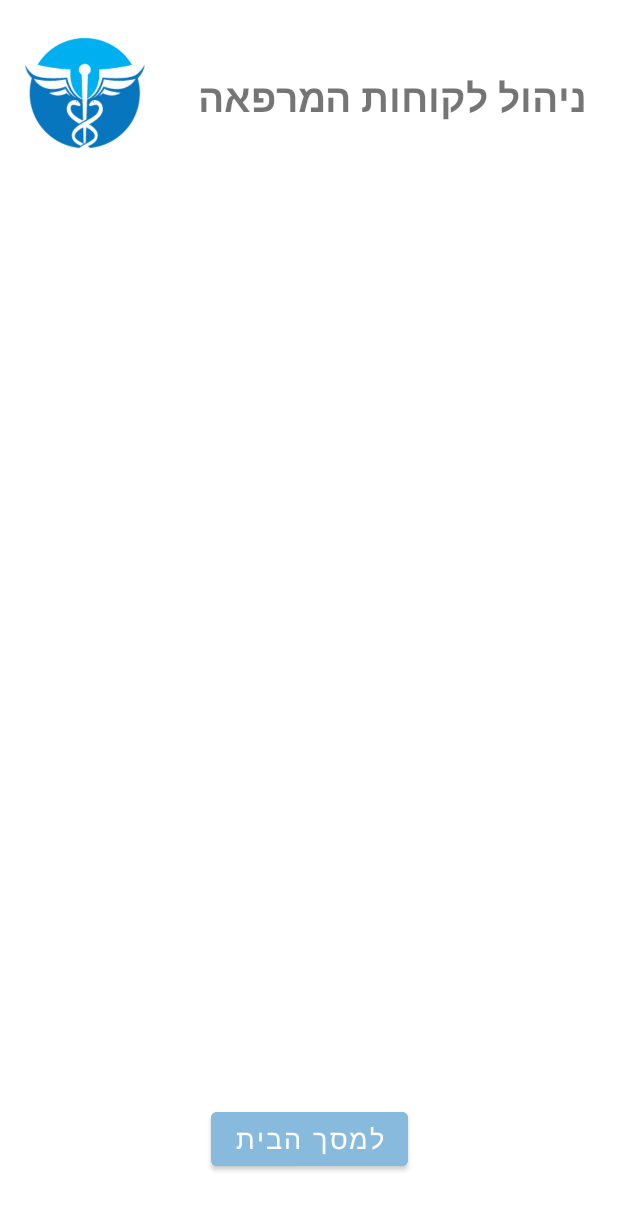
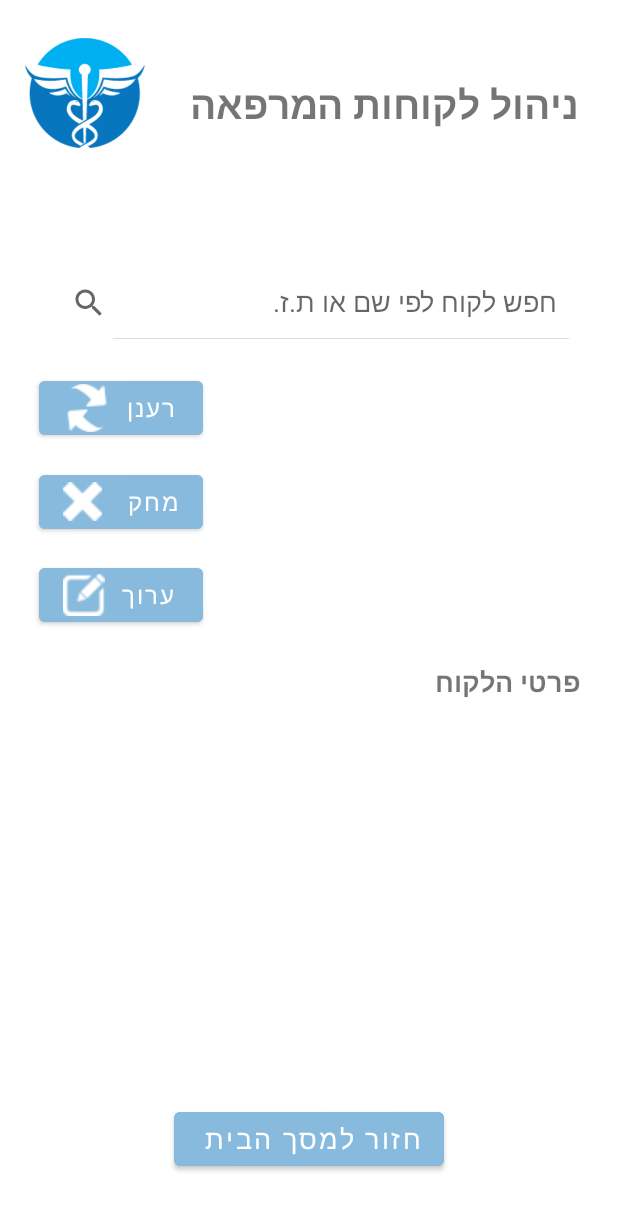
Before and after one commit to bmitay4/HMO, an Android app: the ClientsPanel screen opened directly, with no data from a screen before it, on a phone screen of 412 x 824 dp. Shown: the top 1210 px of the screen. Run offline under Robolectric (Android 15) with nearby library versions, the phone set to English and light mode, and no system bars; our stand-ins replace Firebase (no records; nobody signed in at launch, a user with empty details on screens opened directly).

Commit message:
Updating the Client Management page, it is now also possible to remove client, along with optimizing the code

```diff
--- a/app/src/main/java/com/example/hmo/Panels_Screens/ClientsPanel.java
+++ b/app/src/main/java/com/example/hmo/Panels_Screens/ClientsPanel.java
@@ -1,16 +1,22 @@
 package com.example.hmo.Panels_Screens;
 
+import android.app.AlertDialog;
+import android.content.Context;
 import android.os.Bundle;
 import android.view.View;
 import android.widget.AdapterView;
 import android.widget.ArrayAdapter;
 import android.widget.Button;
 import android.widget.ListView;
+import android.widget.SearchView;
 import android.widget.TextView;
+import android.widget.Toast;
 
 import androidx.annotation.NonNull;
 import androidx.appcompat.app.AppCompatActivity;
 
+import com.example.hmo.Appointment_User.BookAppointment;
+import com.example.hmo.General_Objects.NewDoctor;
 import com.example.hmo.General_Objects.NewMember;
 import com.example.hmo.R;
 import com.google.firebase.database.DataSnapshot;
@@ -22,23 +28,29 @@ import com.google.firebase.database.ValueEventListener;
 import java.util.ArrayList;
 
 public class ClientsPanel extends AppCompatActivity {
-    private FirebaseDatabase fdb;
-    private DatabaseReference ref;
+    private FirebaseDatabase fdb, database;
+    private DatabaseReference ref, reference;
     private TextView fullInfo;
-    private Button toHome;
+    private Button toHome, removeUser, editUser, refresh;
+    private SearchView searchClients;
     private ListView clientList;
+    private NewMember member;
+
     private ArrayAdapter usersAdapter;
     private ArrayList<NewMember> users;
     private ArrayList<String> usersInfo;
+    private Context myContext;
 
     @Override
     protected void onCreate(Bundle savedInstanceState) {
         super.onCreate(savedInstanceState);
         setContentView(R.layout.activity_management_client);
 
+        //Get the widgets from the layout and link them to the variables
         setValues();
 
-        ref.child("Users").addListenerForSingleValueEvent(new ValueEventListener() {
+        //Get all customers from DB
+        reference.addListenerForSingleValueEvent(new ValueEventListener() {
             @Override
             public void onDataChange(@NonNull DataSnapshot snapshot) {
                 usersInfo = new ArrayList<String>();
@@ -48,7 +60,7 @@ public class ClientsPanel extends AppCompatActivity {
                     usersInfo.add(member.getUserFirstName()+" "+member.getUserLastName()+", "+member.getUserID());
                     users.add(member);
                 }
-                usersAdapter = new ArrayAdapter(getBaseContext(), android.R.layout.simple_list_item_1, usersInfo);
+                usersAdapter = new ArrayAdapter(myContext, android.R.layout.simple_list_item_1, usersInfo);
                 clientList.setAdapter(usersAdapter);
             }
 
@@ -57,24 +69,110 @@ public class ClientsPanel extends AppCompatActivity {
             }
         });
 
-        clientList.setOnItemClickListener(new AdapterView.OnItemClickListener() {
+        //Highlight the selection from the list, and enter the customer details accordingly
+        clientList.setOnItemClickListener((parent, view, position, id) -> {
+            fullInfo.setText(users.get(position).toString());
+            member = users.get(position);
+        });
+
+        //Handles the input obtained from the search model
+        searchClients.setOnQueryTextListener(new SearchView.OnQueryTextListener() {
             @Override
-            public void onItemClick(AdapterView<?> parent, View view, int position, long id) {
-                fullInfo.setText(users.get(position).toString());
+            public boolean onQueryTextSubmit(String query) {
+                usersAdapter.getFilter().filter(query);
+                return true;
+            }
+
+            @Override
+            public boolean onQueryTextChange(String newText) {
+                usersAdapter.getFilter().filter(newText);
+                return true;
             }
         });
 
+        //Refresh the DB (relevant in case a new client is added through another admin)
+        refresh.setOnClickListener(v -> {
+            reference.addListenerForSingleValueEvent(new ValueEventListener() {
+                @Override
+                public void onDataChange(@NonNull DataSnapshot snapshot) {
+                    usersInfo = new ArrayList<String>();
+                    users = new ArrayList<>();
+                    for (DataSnapshot members : snapshot.getChildren()) {
+                        NewMember member = members.getValue(NewMember.class);
+                        usersInfo.add(member.getUserFirstName()+" "+member.getUserLastName()+", "+member.getUserID());
+                        users.add(member);
+                    }
+                    usersAdapter = new ArrayAdapter(myContext, android.R.layout.simple_list_item_1, usersInfo);
+                    clientList.setAdapter(usersAdapter);
+                }
+
+                @Override
+                public void onCancelled(@NonNull DatabaseError error) {
+                }
+            });
+        });
+
+        //Handles the removal of the requested client
+        removeUser.setOnClickListener(v -> {
+            if(member == null)
+                new AlertDialog.Builder(this)
+                        .setTitle("שגיאה")
+                        .setMessage("לא נבחר לקוח מהרשימה").show();
+            else {
+                AlertDialog.Builder builder = new AlertDialog.Builder(myContext);
+                builder.setTitle("אזהרה");
+                builder.setMessage("האם אתה בטוח שברצונך להסיר את לקוח "
+                        + member.getUserFirstName() + " " + member.getUserLastName() +
+                        " מהמאגר? אין אפשרות לבטל פעולה זו");
+
+                builder.setPositiveButton("כן, מחק", (dialog, which) -> {
+                    remove(member);
+                    dialog.dismiss();
+                });
+
+                builder.setNegativeButton("ביטול", (dialog, which) -> dialog.dismiss());
+
+                AlertDialog alert = builder.create();
+                alert.show();
+            }
+        });
+
+        //Return home
         toHome.setOnClickListener(v->finish());
 
     }
 
     private void setValues() {
-        fdb = FirebaseDatabase.getInstance();
-        ref = fdb.getReference();
+        database = FirebaseDatabase.getInstance();
+        reference = database.getReference().child("Users");
+//        fdb = FirebaseDatabase.getInstance();
+//        ref = fdb.getReference();
         fullInfo = findViewById(R.id.txt_MClientFullInfo);
         clientList = findViewById(R.id.MClientList);
         toHome = findViewById(R.id.button_MClientToHome);
+        removeUser = findViewById(R.id.Button_ClientPanelRemove);
+
+        //TODO, it will be possible to edit client details (e.g. name or DOB update)
+        editUser = findViewById(R.id.Button_ClientPanelEdit);
+        searchClients = findViewById(R.id.Search_ClientPanel);
+        refresh = findViewById(R.id.Button_ClientPanelRefresh);
+
+        searchClients.setQueryHint("חפש לקוח לפי שם או ת.ז.");
+        //Holds the context during operations in front of the DB
+        myContext = this;
     }
+
+    //Removal of a doctor from the database
+    private void remove(NewMember member) {
+        reference.child(member.getUserID()).removeValue();
+        Toast.makeText(this, "הלקוח נמחק בהצלחה", Toast.LENGTH_SHORT).show();
+    }
+
+    //Print function, for debug purpose
+    private void print(Object s){
+        System.out.println(s);
+    }
+
 
 //    private void getClients() {
 //        userInfo = new ArrayList<>();
--- a/app/src/main/res/layout/activity_management_client.xml
+++ b/app/src/main/res/layout/activity_management_client.xml
@@ -9,13 +9,44 @@
     android:layout_height="match_parent"
     tools:context=".Panels_Screens.ClientsPanel">
 
+    <TextView
+        android:id="@+id/txt_MClientTitle3"
+        android:layout_width="wrap_content"
+        android:layout_height="wrap_content"
+        android:gravity="right|center_vertical"
+        android:text="פרטי הלקוח"
+        android:textSize="18sp"
+        android:textStyle="bold"
+        app:layout_constraintBottom_toBottomOf="parent"
+        app:layout_constraintEnd_toEndOf="parent"
+        app:layout_constraintHorizontal_bias="0.92"
+        app:layout_constraintStart_toStartOf="parent"
+        app:layout_constraintTop_toTopOf="parent"
+        app:layout_constraintVertical_bias="0.553" />
+
+    <SearchView
+        android:id="@+id/Search_ClientPanel"
+        android:layout_width="360dp"
+        android:layout_height="48dp"
+        android:layout_marginStart="8dp"
+        android:layout_marginTop="3dp"
+        android:layout_marginEnd="8dp"
+        android:iconifiedByDefault="false"
+        app:layout_constraintBottom_toBottomOf="parent"
+        app:layout_constraintEnd_toEndOf="parent"
+        app:layout_constraintHorizontal_bias="0.542"
+        app:layout_constraintStart_toStartOf="parent"
+        app:layout_constraintTop_toTopOf="parent"
+        app:layout_constraintVertical_bias="0.226"
+        app:showAsAction="collapseActionView|always" />
+
     <Button
         android:id="@+id/button_MClientToHome"
-        android:layout_width="wrap_content"
+        android:layout_width="180dp"
         android:layout_height="wrap_content"
         android:backgroundTint="#87BADD"
-        android:gravity="right|center_vertical"
-        android:text="למסך הבית"
+        android:gravity="center_vertical"
+        android:text="חזור למסך הבית"
         android:textSize="18sp"
         app:layout_constraintBottom_toBottomOf="parent"
         app:layout_constraintEnd_toEndOf="parent"
@@ -25,20 +56,80 @@
 
     <ListView
         android:id="@+id/MClientList"
-        android:layout_width="291dp"
-        android:layout_height="282dp"
+        android:layout_width="240dp"
+        android:layout_height="155dp"
         android:layout_margin="10dp"
         android:gravity="right|center_vertical"
         app:layout_constraintBottom_toBottomOf="parent"
         app:layout_constraintEnd_toEndOf="parent"
-        app:layout_constraintHorizontal_bias="0.8"
+        app:layout_constraintHorizontal_bias="0.906"
         app:layout_constraintStart_toStartOf="parent"
         app:layout_constraintTop_toTopOf="parent"
-        app:layout_constraintVertical_bias="0.236" />
+        app:layout_constraintVertical_bias="0.383" />
+
+    <TextView
+        android:id="@+id/txt_MClientFullInfo"
+        android:layout_width="370dp"
+        android:layout_height="125dp"
+        android:textSize="18sp"
+        app:layout_constraintBottom_toBottomOf="parent"
+        app:layout_constraintEnd_toEndOf="parent"
+        app:layout_constraintHorizontal_bias="0.39"
+        app:layout_constraintStart_toStartOf="parent"
+        app:layout_constraintTop_toTopOf="parent"
+        app:layout_constraintVertical_bias="0.688" />
+
+    <Button
+        android:id="@+id/Button_ClientPanelEdit"
+        android:layout_width="109dp"
+        android:layout_height="48dp"
+        android:backgroundTint="#87BADD"
+        android:text="ערוך"
+        android:textSize="16sp"
+        app:icon="@drawable/edit"
+        app:iconPadding="8dp"
+        app:layout_constraintBottom_toBottomOf="parent"
+        app:layout_constraintEnd_toEndOf="parent"
+        app:layout_constraintHorizontal_bias="0.086"
+        app:layout_constraintStart_toStartOf="parent"
+        app:layout_constraintTop_toTopOf="parent"
+        app:layout_constraintVertical_bias="0.48" />
+
+    <Button
+        android:id="@+id/Button_ClientPanelRemove"
+        android:layout_width="109dp"
+        android:layout_height="48dp"
+        android:backgroundTint="#87BADD"
+        android:text="מחק "
+        android:textSize="16sp"
+        app:icon="@drawable/deleteicon"
+        app:iconPadding="11dp"
+        app:layout_constraintBottom_toBottomOf="parent"
+        app:layout_constraintEnd_toEndOf="parent"
+        app:layout_constraintHorizontal_bias="0.086"
+        app:layout_constraintStart_toStartOf="parent"
+        app:layout_constraintTop_toTopOf="parent"
+        app:layout_constraintVertical_bias="0.400" />
+
+    <Button
+        android:id="@+id/Button_ClientPanelRefresh"
+        android:layout_width="109dp"
+        android:layout_height="48dp"
+        android:backgroundTint="#87BADD"
+        android:text="רענן"
+        android:textSize="16sp"
+        app:icon="@drawable/refresh"
+        app:iconPadding="8dp"
+        app:layout_constraintBottom_toBottomOf="parent"
+        app:layout_constraintEnd_toEndOf="parent"
+        app:layout_constraintHorizontal_bias="0.086"
+        app:layout_constraintStart_toStartOf="parent"
+        app:layout_constraintTop_toTopOf="parent"
+        app:layout_constraintVertical_bias="0.32" />
 
     <TextView
         android:id="@+id/txt_MClientTitle"
-        android:layout_width="284dp"
+        android:layout_width="wrap_content"
         android:layout_height="45dp"
         android:gravity="right|center_vertical"
         android:text="ניהול לקוחות המרפאה"
@@ -46,10 +137,10 @@
         android:textStyle="bold"
         app:layout_constraintBottom_toBottomOf="parent"
         app:layout_constraintEnd_toEndOf="parent"
-        app:layout_constraintHorizontal_bias="0.839"
+        app:layout_constraintHorizontal_bias="0.828"
         app:layout_constraintStart_toStartOf="parent"
         app:layout_constraintTop_toTopOf="parent"
-        app:layout_constraintVertical_bias="0.054" />
+        app:layout_constraintVertical_bias="0.060" />
 
     <ImageView
         android:id="@+id/Img_MClientLogo"
@@ -63,16 +154,4 @@
         app:layout_constraintVertical_bias="0.024"
         app:srcCompat="@drawable/minilogo" />
 
-    <TextView
-        android:id="@+id/txt_MClientFullInfo"
-        android:layout_width="305dp"
-        android:layout_height="162dp"
-        android:textSize="18sp"
-        app:layout_constraintBottom_toBottomOf="parent"
-        app:layout_constraintEnd_toEndOf="parent"
-        app:layout_constraintHorizontal_bias="0.716"
-        app:layout_constraintStart_toStartOf="parent"
-        app:layout_constraintTop_toTopOf="parent"
-        app:layout_constraintVertical_bias="0.738" />
-
 </androidx.constraintlayout.widget.ConstraintLayout>
```
Also changed, not shown: app/src/main/res/drawable/edit.png (added).
